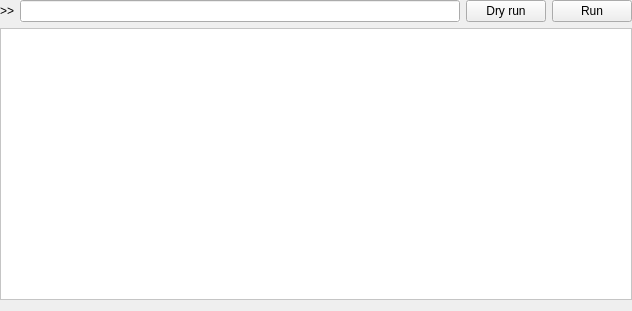
Qt form nicos/clients/gui/panels/cmdbuilder.ui (mlz-ictrl/nicos) before a commit.
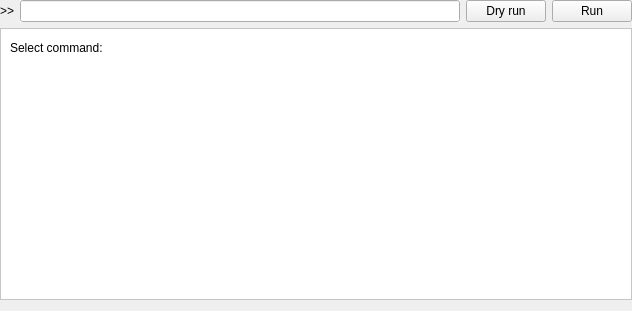
The same form after that commit. Icons and pictures are not drawn. Custom widgets are drawn as their Qt base class.

Commit message:
cmdbuilder: move menus into the panel, like for scriptbuilder
This has several advantages:

* makes the behavior consistent between cmdbuilder and scriptbuilder
* gets rid of the completely blank (at startup) field that you
  don't know the purpose of
* removes the (potentially many and long-named) menus, which depending
  on the panel placement were completely disconnected from the field

```diff
--- a/nicos/clients/gui/panels/cmdbuilder.ui
+++ b/nicos/clients/gui/panels/cmdbuilder.ui
@@ -171,6 +171,30 @@
       <enum>QFrame::Raised</enum>
      </property>
      <layout class="QVBoxLayout" name="verticalLayout_2">
+      <item>
+       <layout class="QHBoxLayout" name="btnLayout">
+        <item>
+         <widget class="QLabel" name="label_3">
+          <property name="text">
+           <string>Select command:</string>
+          </property>
+         </widget>
+        </item>
+        <item>
+         <spacer name="horizontalSpacer">
+          <property name="orientation">
+           <enum>Qt::Horizontal</enum>
+          </property>
+          <property name="sizeHint" stdset="0">
+           <size>
+            <width>40</width>
+            <height>20</height>
+           </size>
+          </property>
+         </spacer>
+        </item>
+       </layout>
+      </item>
       <item>
        <spacer name="verticalSpacer">
         <property name="orientation">
```
The commit also changes 1 other file.
